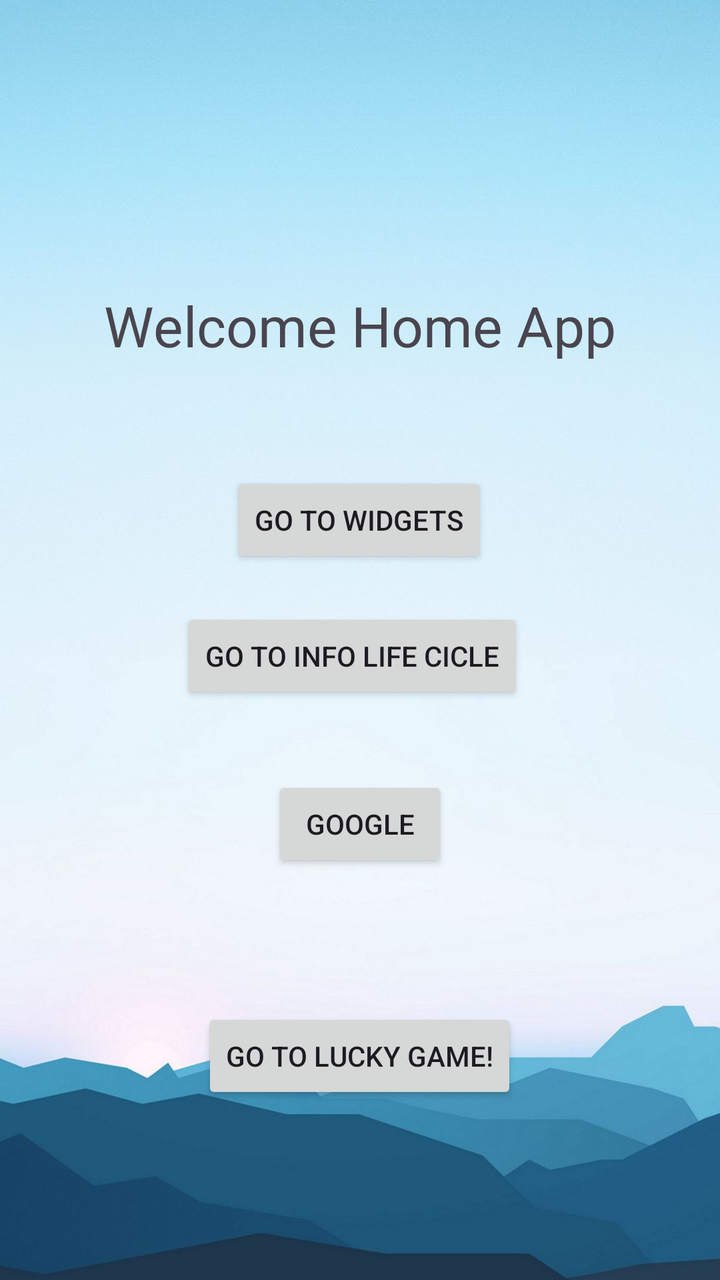
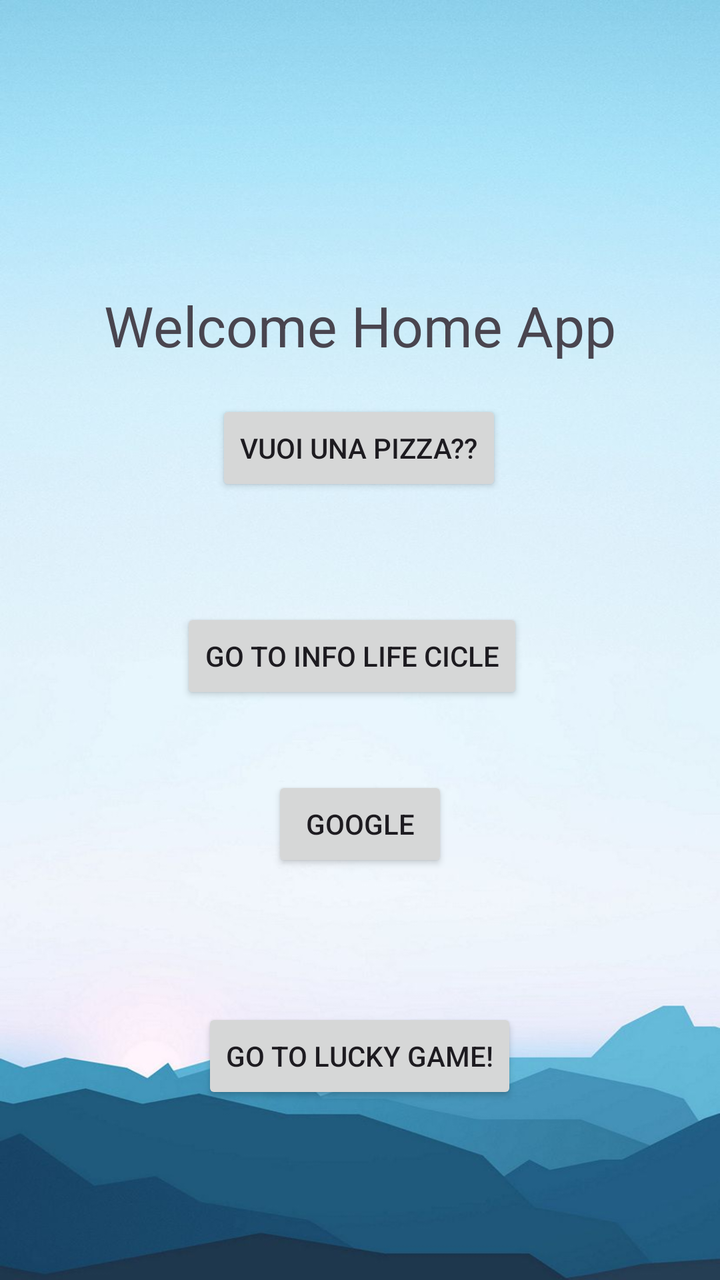

Compare the two renders of this Android layout. The source of the first and the diff that turns it into the second are given below.
<!-- AndroidManifest.xml: activity theme Theme.App_life_cycle -->
<!-- res/layout/activity_main.xml -->
<?xml version="1.0" encoding="utf-8"?>
<androidx.constraintlayout.widget.ConstraintLayout xmlns:android="http://schemas.android.com/apk/res/android"
    xmlns:app="http://schemas.android.com/apk/res-auto"
    xmlns:tools="http://schemas.android.com/tools"
    android:background="@drawable/hoem"
    android:layout_width="match_parent"
    android:layout_height="match_parent">


    <TextView
        android:id="@+id/infoHome"
        android:layout_width="wrap_content"
        android:layout_height="wrap_content"
        android:layout_marginTop="144dp"
        android:text="Welcome Home App"
        android:textSize="28dp"
        app:layout_constraintEnd_toEndOf="parent"
        app:layout_constraintStart_toStartOf="parent"
        app:layout_constraintTop_toTopOf="parent" />

    <Button
        android:id="@+id/goTolifeappinfo"
        android:layout_width="wrap_content"
        android:layout_height="wrap_content"
        android:layout_marginBottom="36dp"

        android:text="Go to Info Life Cicle"
        app:layout_constraintBottom_toTopOf="@+id/btnGoogle"
        app:layout_constraintEnd_toEndOf="@+id/infoHome"
        app:layout_constraintHorizontal_bias="0.452"
        app:layout_constraintStart_toStartOf="@+id/infoHome" />

    <Button
        android:id="@+id/gotoWidget"
        android:layout_width="wrap_content"
        android:layout_height="wrap_content"
        android:layout_marginBottom="104dp"

        android:text="Go to widgets"
        app:layout_constraintBottom_toTopOf="@+id/btnGoogle"
        app:layout_constraintEnd_toEndOf="@+id/infoHome"
        app:layout_constraintHorizontal_bias="0.496"
        app:layout_constraintStart_toStartOf="@+id/infoHome" />

    <Button
        android:id="@+id/btnLucky"
        android:layout_width="wrap_content"
        android:layout_height="wrap_content"
        android:layout_marginBottom="88dp"
        android:text="Go to Lucky Game!"
        app:layout_constraintBottom_toBottomOf="parent"
        app:layout_constraintEnd_toEndOf="@+id/btnGoogle"
        app:layout_constraintHorizontal_bias="0.506"
        app:layout_constraintStart_toStartOf="@+id/btnGoogle" />

    <Button
        android:id="@+id/btnGoogle"
        android:layout_width="wrap_content"
        android:layout_height="wrap_content"
        android:layout_marginBottom="68dp"
        android:text="Google"
        app:layout_constraintBottom_toTopOf="@+id/btnLucky"
        app:layout_constraintEnd_toEndOf="@+id/infoHome"
        app:layout_constraintStart_toStartOf="@+id/infoHome"
        tools:ignore="MissingConstraints" />

</androidx.constraintlayout.widget.ConstraintLayout>
<!-- resources referenced by this layout -->
<resources>
  <!-- drawable hoem: jpg bitmap (drawable, 47264 bytes) -->
  <style name="Theme.App_life_cycle" parent="android:Theme.Material.Light.NoActionBar" />
</resources>

<!-- the commit's change to res/layout/activity_main.xml (unified diff, before → after) -->
@@ -34,12 +34,12 @@
         android:id="@+id/gotoWidget"
         android:layout_width="wrap_content"
         android:layout_height="wrap_content"
-        android:layout_marginBottom="104dp"
+        android:layout_marginBottom="140dp"
 
-        android:text="Go to widgets"
+        android:text="Vuoi una pizza??"
         app:layout_constraintBottom_toTopOf="@+id/btnGoogle"
         app:layout_constraintEnd_toEndOf="@+id/infoHome"
-        app:layout_constraintHorizontal_bias="0.496"
+        app:layout_constraintHorizontal_bias="0.495"
         app:layout_constraintStart_toStartOf="@+id/infoHome" />
 
     <Button
